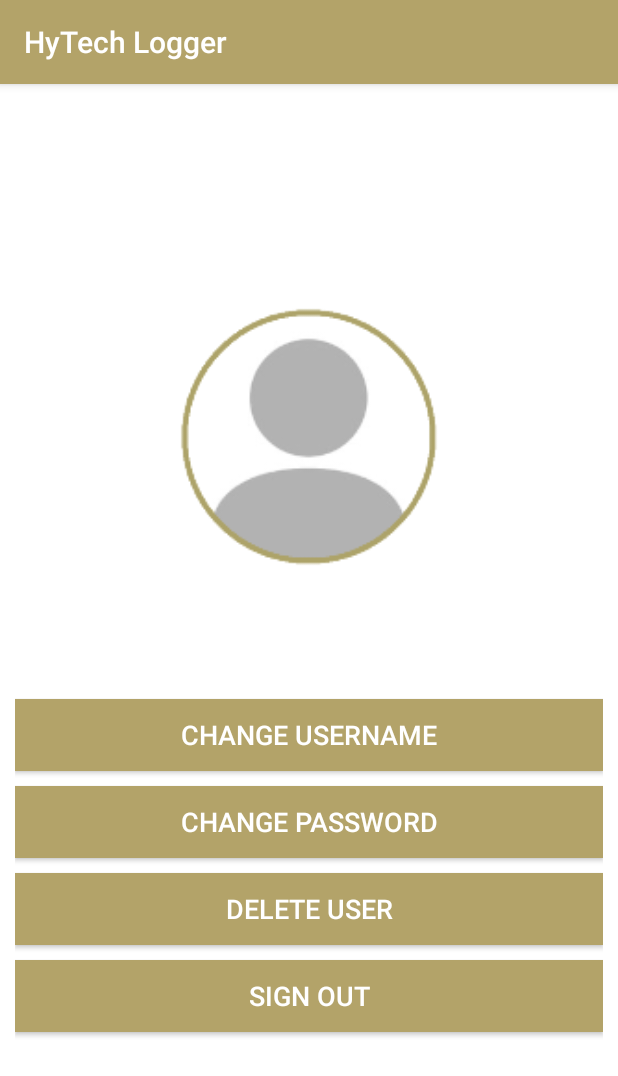
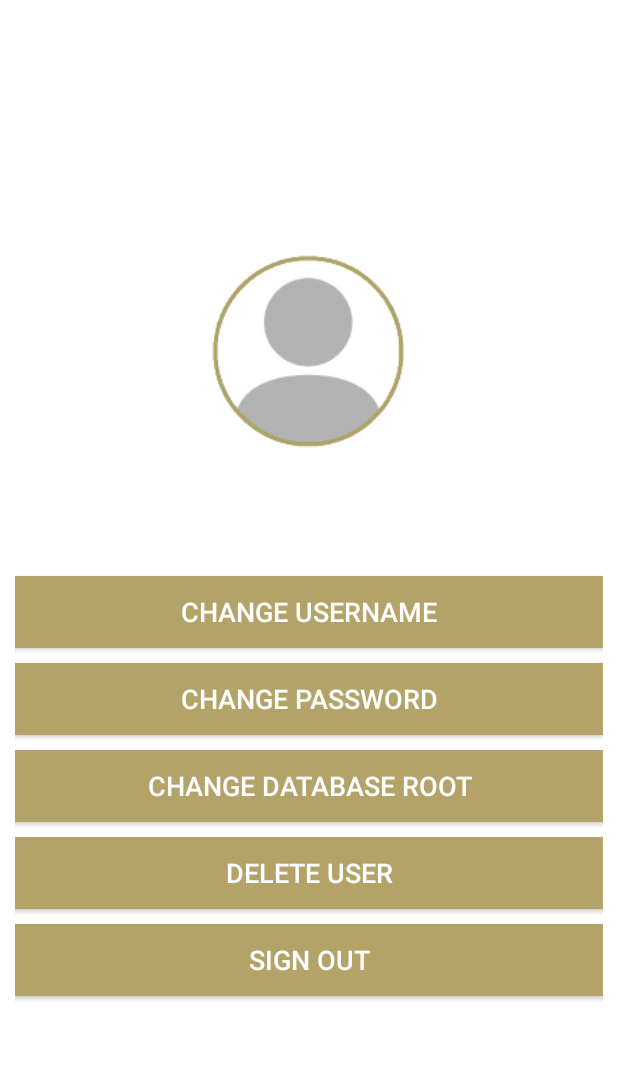
Before and after one commit to peter1314/HyTech-Logger, an Android app: the screen it shows after launch once a user with an empty profile is signed in (ProfileActivity), after a tap on an icon or button, on a phone screen of 412 x 824 dp. Shown: the top 1076 px of the screen. Run offline under Robolectric (Android 15) with nearby library versions, the phone set to English and light mode, and no system bars; our stand-ins replace Firebase (no records; nobody signed in at launch, a user with empty details on screens opened directly).

Commit message:
Database root now set by user and stored locally

```diff
--- a/HyTech Logger/app/build.gradle
+++ b/HyTech Logger/app/build.gradle
@@ -8,8 +8,8 @@ android {
         applicationId "com.peter.wagstaff.hytechlogger"
         minSdkVersion 24
         targetSdkVersion 29
-        versionCode 1
-        versionName "1.0"
+        versionCode 2
+        versionName "Intial Store Release"
         testInstrumentationRunner "androidx.test.runner.AndroidJUnitRunner"
     }
     buildTypes {
--- a/HyTech Logger/app/src/main/AndroidManifest.xml
+++ b/HyTech Logger/app/src/main/AndroidManifest.xml
@@ -75,7 +75,8 @@ package="com.peter.wagstaff.hytechlogger">
 
     <activity android:name="com.peter.wagstaff.hytechlogger.activities.acountActivities.ProfileActivity"
         android:screenOrientation="portrait"
-        android:label="@string/app_name">
+        android:label="@string/app_name"
+        android:theme="@style/SecondAppTheme">
     </activity>
 
 </application>
--- a/HyTech Logger/app/src/main/java/com/peter/wagstaff/hytechlogger/GlobalVariables.java
+++ b/HyTech Logger/app/src/main/java/com/peter/wagstaff/hytechlogger/GlobalVariables.java
@@ -10,8 +10,8 @@ import com.peter.wagstaff.hytechlogger.itemTypes.ToolType;
 public class GlobalVariables {
 
     //Tree of the database the application operates with
-    //DO NOT CHANGE OR RISK CONTAMINATING OTHER'S DATA
-    public static final String APP_ROOT = "WUNDERMAN_DEMO";
+    //Default is "DEFAULT_ROOT" but it is stored and updated using app preferences
+    public static String databaseRoot = "DEFAULT_ROOT";
 
     //Stores the code of the currently ItemEntry
     public static String currentItemEntryCode;
--- a/HyTech Logger/app/src/main/java/com/peter/wagstaff/hytechlogger/activities/MainActivity.java
+++ b/HyTech Logger/app/src/main/java/com/peter/wagstaff/hytechlogger/activities/MainActivity.java
@@ -5,11 +5,14 @@ import androidx.core.app.ActivityCompat;
 import androidx.core.content.ContextCompat;
 import android.Manifest;
 import android.content.Intent;
+import android.content.SharedPreferences;
 import android.content.pm.PackageManager;
 import android.os.Bundle;
 import android.view.View;
 import android.widget.Button;
 import android.widget.ImageButton;
+
+import com.peter.wagstaff.hytechlogger.GlobalVariables;
 import com.peter.wagstaff.hytechlogger.R;
 import com.peter.wagstaff.hytechlogger.activities.acountActivities.ProfileActivity;
 
@@ -20,6 +23,10 @@ public class MainActivity extends AppCompatActivity {
     protected void onCreate(Bundle savedInstanceState) {
         super.onCreate(savedInstanceState);
         setContentView(R.layout.activity_main);
+
+        //Set the database root to the locally stored preference
+        SharedPreferences appPreferences = getApplicationContext().getSharedPreferences("HYTECH_LOGGER_PREFS", 0);
+        GlobalVariables.databaseRoot = appPreferences.getString("databaseRoot", GlobalVariables.databaseRoot);
 
         final Button scanItemButton = findViewById(R.id.scan_item_button);
         final Button viewItemsButton = findViewById(R.id.view_items_button);
--- a/HyTech Logger/app/src/main/java/com/peter/wagstaff/hytechlogger/activities/acountActivities/ProfileActivity.java
+++ b/HyTech Logger/app/src/main/java/com/peter/wagstaff/hytechlogger/activities/acountActivities/ProfileActivity.java
@@ -1,7 +1,9 @@
 package com.peter.wagstaff.hytechlogger.activities.acountActivities;
 
 import android.content.Intent;
+import android.content.SharedPreferences;
 import android.os.Bundle;
+import android.text.InputFilter;
 import android.view.View;
 import android.widget.Button;
 import android.widget.TextView;
@@ -32,6 +34,7 @@ public class ProfileActivity extends AppCompatActivity {
         userId = findViewById(R.id.username_textView);
         Button changeUsernameButton = findViewById(R.id.change_username_button);
         Button changePasswordButton = findViewById(R.id.change_password_button);
+        Button changeRootButton = findViewById(R.id.change_root_button);
         Button deleteUserButton = findViewById(R.id.delete_user_button);
         Button signOutButton = findViewById(R.id.sign_out_button);
 
@@ -41,6 +44,7 @@ public class ProfileActivity extends AppCompatActivity {
         //Finalize dialog boxes
         final InputBox usernameInputDialog =  getUsernameInputDialog();
         final PasswordInputBox passwordInputDialog = getPasswordInputDialog();
+        final InputBox rootInputDialog = getRootInputDialog();
 
         //Set action for changeUsernameButton
         changeUsernameButton.setOnClickListener(new View.OnClickListener() {
@@ -55,6 +59,14 @@ public class ProfileActivity extends AppCompatActivity {
             @Override
             public void onClick(View v) {
                 passwordInputDialog.show();
+            }
+        });
+
+        //Set action for changeRootButton
+        changeRootButton.setOnClickListener(new View.OnClickListener() {
+            @Override
+            public void onClick(View v) {
+                rootInputDialog.show();
             }
         });
 
@@ -121,6 +133,34 @@ public class ProfileActivity extends AppCompatActivity {
     }
 
     /**
+     * Returns a properly configured InputBox
+     * @return InputBox capable of changing the database root
+     */
+    private InputBox getRootInputDialog() {
+        InputBox rootInput = new InputBox(ProfileActivity.this, "Enter New Database Root", "Current Root: " + GlobalVariables.databaseRoot, "") {
+            @Override
+            public boolean onPositiveClicked(String userInput) {
+                if(!InputVerification.verifyRoot(userInput)) {
+                    Toast.makeText(ProfileActivity.this, "Invalid Root", Toast.LENGTH_SHORT).show();
+                    return false;
+                }
+                //Store the new root for this instance of the app
+                GlobalVariables.databaseRoot = userInput.trim();
+
+                //Store the new root for future instances of the app
+                SharedPreferences.Editor editor = getApplicationContext().getSharedPreferences("HYTECH_LOGGER_PREFS", 0).edit();
+                editor.putString("databaseRoot", GlobalVariables.databaseRoot);
+                editor.apply();
+
+                Toast.makeText(ProfileActivity.this, "Root set to " + GlobalVariables.databaseRoot, Toast.LENGTH_SHORT).show();
+                return true;
+            }
+        };
+        rootInput.setFilters(new InputFilter[]{new InputFilter.AllCaps()});
+        return rootInput;
+    }
+
+    /**
      * Returns a properly configured PasswordInputBox
      * @return PasswordInputBox capable of changing the user's password
      */
--- a/HyTech Logger/app/src/main/java/com/peter/wagstaff/hytechlogger/customFragments/dialogs/InputBox.java
+++ b/HyTech Logger/app/src/main/java/com/peter/wagstaff/hytechlogger/customFragments/dialogs/InputBox.java
@@ -2,6 +2,7 @@ package com.peter.wagstaff.hytechlogger.customFragments.dialogs;
 
 import android.content.Context;
 import android.content.DialogInterface;
+import android.text.InputFilter;
 import android.view.View;
 import android.widget.EditText;
 import android.widget.Toast;
@@ -61,6 +62,14 @@ public abstract class InputBox extends PopupBox{
     }
 
     /**
+     * Used to set input filters
+     * @param filters Filter array to apply to input box
+     */
+    public void setFilters(InputFilter[] filters) {
+        input.setFilters(filters);
+    }
+
+    /**
      * Abstract method which specifies the action performed using the user input
      * @param userInput Input from the user
      * @return If the input was valid
--- a/HyTech Logger/app/src/main/java/com/peter/wagstaff/hytechlogger/firebase/FirebaseExchange.java
+++ b/HyTech Logger/app/src/main/java/com/peter/wagstaff/hytechlogger/firebase/FirebaseExchange.java
@@ -6,17 +6,15 @@ import com.google.firebase.database.DatabaseReference;
 import com.google.firebase.database.ValueEventListener;
 import com.peter.wagstaff.hytechlogger.GlobalVariables;
 import com.peter.wagstaff.hytechlogger.itemEntry.ItemEntry;
-import com.peter.wagstaff.hytechlogger.itemTypes.CellType;
 import com.peter.wagstaff.hytechlogger.itemTypes.ItemType;
-import com.peter.wagstaff.hytechlogger.itemTypes.OtherType;
-import com.peter.wagstaff.hytechlogger.itemTypes.StockType;
+
 import androidx.annotation.NonNull;
 
 //Class used to communicate with the Firebase database
 public class FirebaseExchange {
 
     //Database reference, but limited to the app's root
-    private static final DatabaseReference ROOT_REF = com.google.firebase.database.FirebaseDatabase.getInstance().getReference().child(GlobalVariables.APP_ROOT);
+    private static final DatabaseReference ROOT_REF = com.google.firebase.database.FirebaseDatabase.getInstance().getReference().child(GlobalVariables.databaseRoot);
 
     /**
      * Set node in the database to a specified value
--- a/HyTech Logger/app/src/main/res/layout/activity_profile.xml
+++ b/HyTech Logger/app/src/main/res/layout/activity_profile.xml
@@ -54,6 +54,18 @@
             tools:layout_editor_absoluteY="202sp" />
 
         <Button
+            android:id="@+id/change_root_button"
+            android:layout_width="match_parent"
+            android:layout_height="wrap_content"
+            android:layout_marginTop="10dp"
+            android:background="@color/colorPrimary"
+            android:text="Change Database Root"
+            android:textColor="@color/pure_white"
+            android:textSize="@dimen/default_button_sp"
+            tools:layout_editor_absoluteX="0sp"
+            tools:layout_editor_absoluteY="202sp" />
+
+        <Button
             android:id="@+id/delete_user_button"
             android:layout_width="fill_parent"
             android:layout_height="wrap_content"
--- a/HyTech Logger/app/src/main/res/values/dimens.xml
+++ b/HyTech Logger/app/src/main/res/values/dimens.xml
@@ -7,7 +7,7 @@
 
     <dimen name="logo_w_h">100dp</dimen>
     <dimen name="big_logo_w_h">150dp</dimen>
-    <dimen name="profile_w_h">200dp</dimen>
+    <dimen name="profile_w_h">150dp</dimen>
     <dimen name="profile_icon_w_h">60dp</dimen>
 
     <dimen name="default_button_w">140dp</dimen>
```
Also changed, not shown: HyTech Logger/app/src/main/java/com/peter/wagstaff/hytechlogger/inputs/InputVerification.java (+16 -0 lines), 1 other file.
